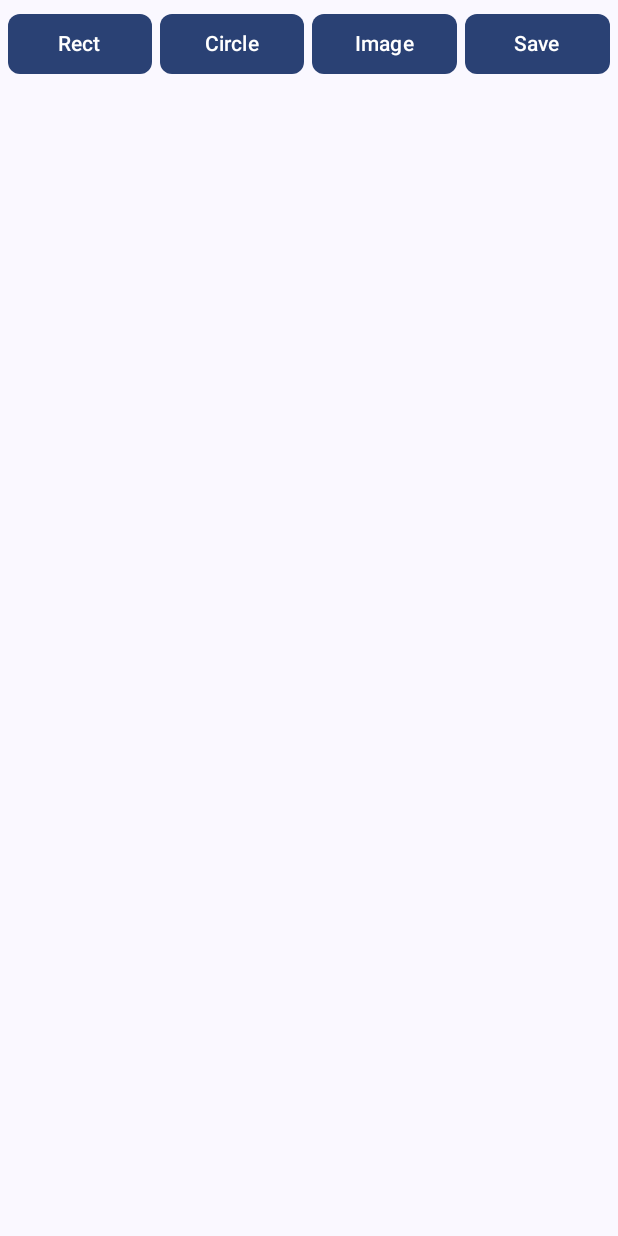
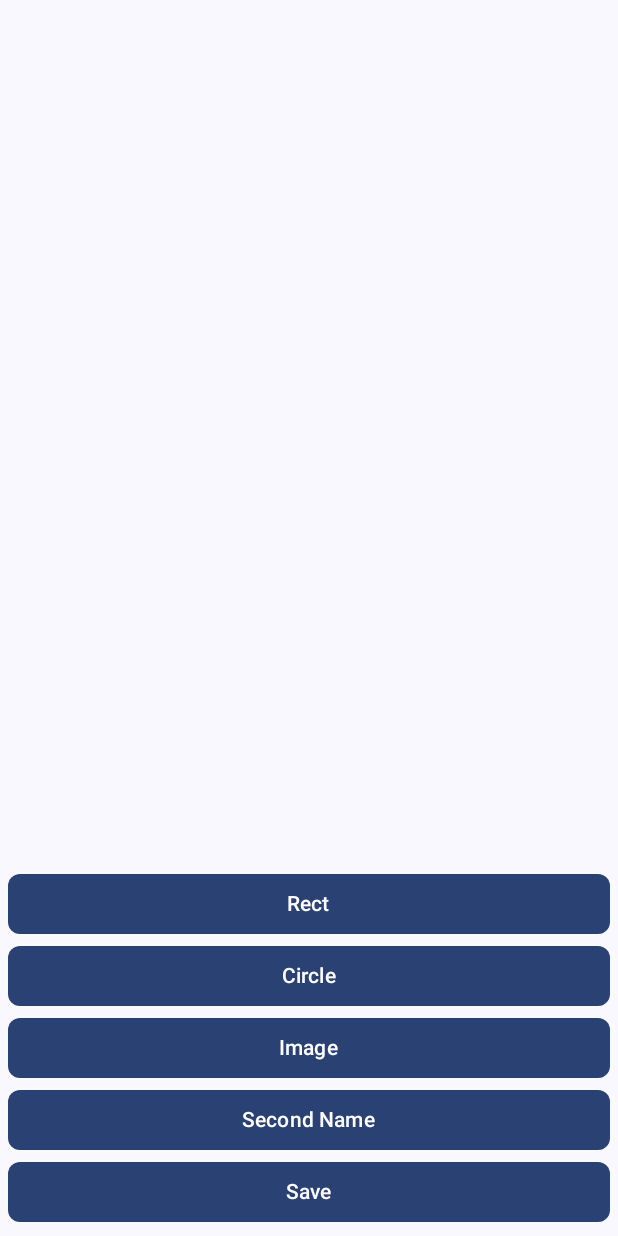
Before and after one commit to LernyWensi/University, an Android app built with Jetpack Compose: the DrawingActivity screen opened directly, with no data from a screen before it, on a phone screen of 412 x 824 dp. Run offline under Robolectric (Android 15) with nearby library versions, the phone set to English and light mode, and no system bars.

Commit message:
Fix Lab_7

```diff
--- a/Android/Lab_2_to_7/src/main/java/com/example/lab_2_to_7/DrawingActivity.kt
+++ b/Android/Lab_2_to_7/src/main/java/com/example/lab_2_to_7/DrawingActivity.kt
@@ -9,7 +9,6 @@ import androidx.compose.material3.*
 import androidx.compose.runtime.Composable
 import androidx.compose.runtime.mutableStateOf
 import androidx.compose.runtime.remember
-import androidx.compose.ui.Alignment
 import androidx.compose.ui.Modifier
 import androidx.compose.ui.res.stringResource
 import androidx.compose.ui.text.style.TextOverflow
@@ -31,14 +30,15 @@ class DrawingActivity : ComponentActivity() {
                     stringResource(R.string.rect),
                     stringResource(R.string.circle),
                     stringResource(R.string.image),
+                    stringResource(R.string.second_name),
                     stringResource(R.string.save),
                 )
 
             Lab_2_to_7Theme {
                 Surface(modifier = Modifier.fillMaxSize(), color = MaterialTheme.colorScheme.background) {
                     Column(modifier = Modifier.fillMaxSize()) {
+                        Canvas(viewRemember.value)
                         Menu(buttonNames, viewRemember.value)
-                        Canvas(viewRemember.value)
                     }
                 }
             }
@@ -47,17 +47,13 @@ class DrawingActivity : ComponentActivity() {
 }
 
 @Composable
-fun Menu(buttonNames: Array<String>, myView: CanvasViewModel?) {
-    Row(
-        verticalAlignment = Alignment.CenterVertically,
-        horizontalArrangement = Arrangement.spacedBy(5.dp, Alignment.CenterHorizontally),
-        modifier = Modifier.fillMaxWidth().padding(5.dp)
-    ) {
+fun ColumnScope.Menu(buttonNames: Array<String>, myView: CanvasViewModel?) {
+    Column(modifier = Modifier.height(IntrinsicSize.Min).padding(5.dp)) {
         buttonNames.forEach {
             Button(
                 shape = ShapeDefaults.Small,
+                modifier = Modifier.fillMaxWidth(),
                 onClick = { myView!!.funcArray[buttonNames.lastIndexOf(it)]() },
-                modifier = Modifier.weight(1f)
             ) {
                 Text(
                     text = it,
@@ -70,9 +66,9 @@ fun Menu(buttonNames: Array<String>, myView: CanvasViewModel?) {
 }
 
 @Composable
-fun Canvas(myView: CanvasViewModel?) {
+fun ColumnScope.Canvas(myView: CanvasViewModel?) {
     AndroidView(
-        modifier = Modifier.fillMaxSize(),
+        modifier = Modifier.fillMaxSize().weight(1f),
         factory = { myView!! },
     )
 }
--- a/Android/Lab_2_to_7/src/main/res/values/strings.xml
+++ b/Android/Lab_2_to_7/src/main/res/values/strings.xml
@@ -46,4 +46,5 @@
     <string name="no_description">No Description Found</string>
     <string name="no_image">Image Not Found</string>
     <string name="save">Save</string>
+    <string name="second_name">Second Name</string>
 </resources>
```
Also changed, not shown: Android/Lab_2_to_7/src/main/java/com/example/lab_2_to_7/CanvasViewModel.kt (+51 -6 lines), 1 other file.
